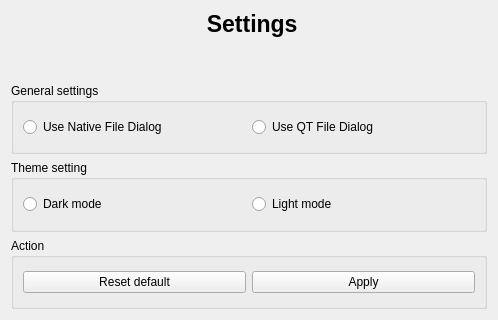
Old version of the form src/app_setting.ui in the repository rishabh3354/JPG2PDF.
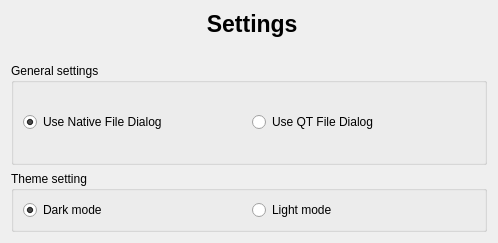
New version of the form.

```diff
--- a/src/app_setting.ui
+++ b/src/app_setting.ui
@@ -7,7 +7,7 @@
     <x>0</x>
     <y>0</y>
     <width>498</width>
-    <height>320</height>
+    <height>243</height>
    </rect>
   </property>
   <property name="windowTitle">
@@ -50,7 +50,7 @@
        <property name="sizeHint" stdset="0">
         <size>
          <width>20</width>
-         <height>40</height>
+         <height>20</height>
         </size>
        </property>
       </spacer>
@@ -81,6 +81,9 @@
             <property name="text">
              <string>Use Native File Dialog</string>
             </property>
+            <property name="checked">
+             <bool>true</bool>
+            </property>
            </widget>
           </item>
          </layout>
@@ -91,7 +94,7 @@
      <item>
       <widget class="QGroupBox" name="groupBox_7">
        <property name="sizePolicy">
-        <sizepolicy hsizetype="Preferred" vsizetype="Preferred">
+        <sizepolicy hsizetype="Preferred" vsizetype="Fixed">
          <horstretch>0</horstretch>
          <verstretch>0</verstretch>
         </sizepolicy>
@@ -107,6 +110,9 @@
             <property name="text">
              <string>Dark mode</string>
             </property>
+            <property name="checked">
+             <bool>true</bool>
+            </property>
            </widget>
           </item>
           <item row="0" column="1">
@@ -121,39 +127,6 @@
        </layout>
       </widget>
      </item>
-     <item>
-      <widget class="QGroupBox" name="groupBox_6">
-       <property name="sizePolicy">
-        <sizepolicy hsizetype="Preferred" vsizetype="Preferred">
-         <horstretch>0</horstretch>
-         <verstretch>0</verstretch>
-        </sizepolicy>
-       </property>
-       <property name="title">
-        <string>Action</string>
-       </property>
-       <layout class="QVBoxLayout" name="verticalLayout_14">
-        <item>
-         <layout class="QGridLayout" name="gridLayout_26">
-          <item row="0" column="1">
-           <widget class="QPushButton" name="okay">
-            <property name="text">
-             <string>Apply</string>
-            </property>
-           </widget>
-          </item>
-          <item row="0" column="0">
-           <widget class="QPushButton" name="clear_all_settings">
-            <property name="text">
-             <string>Reset default</string>
-            </property>
-           </widget>
-          </item>
-         </layout>
-        </item>
-       </layout>
-      </widget>
-     </item>
     </layout>
    </item>
   </layout>
```
Left out of the diff: 8 changed lines with no effect on the pictures.
